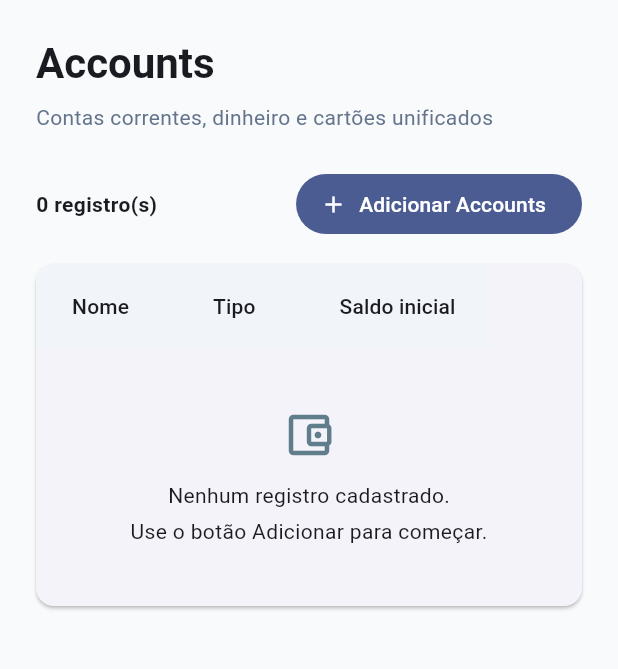
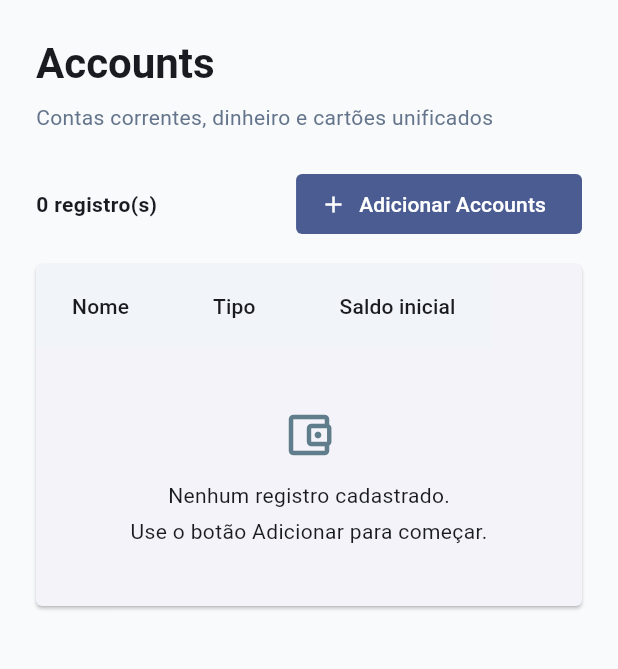
Before and after one commit to fabio550/fin_control_web_app, a Flutter app: the screen it shows after launch, on a phone screen of 412 x 824 dp, the part 84-753 px from its top. Run offline on Flutter 3.47's test engine with Material 3 defaults, Android fonts, the phone set to English and light mode, and no system bars.

Commit message:
style: reduce table and button corner radius to 4px

```diff
--- a/lib/main.dart
+++ b/lib/main.dart
@@ -15,6 +15,20 @@ class MyApp extends StatelessWidget {
       debugShowCheckedModeBanner: false,
       theme: ThemeData(
         colorScheme: ColorScheme.fromSeed(seedColor: const Color(0xFF2563EB)),
+        filledButtonTheme: FilledButtonThemeData(
+          style: FilledButton.styleFrom(
+            shape: RoundedRectangleBorder(
+              borderRadius: BorderRadius.circular(4),
+            ),
+          ),
+        ),
+        textButtonTheme: TextButtonThemeData(
+          style: TextButton.styleFrom(
+            shape: RoundedRectangleBorder(
+              borderRadius: BorderRadius.circular(4),
+            ),
+          ),
+        ),
       ),
       home: const HomePage(),
     );
--- a/lib/presentation/widgets/finance_table.dart
+++ b/lib/presentation/widgets/finance_table.dart
@@ -10,6 +10,7 @@ class FinanceTable extends StatelessWidget {
   @override
   Widget build(BuildContext context) => Card(
     margin: EdgeInsets.zero,
+    shape: RoundedRectangleBorder(borderRadius: BorderRadius.circular(4)),
     clipBehavior: Clip.antiAlias,
     child: Column(
       crossAxisAlignment: CrossAxisAlignment.stretch,
```
